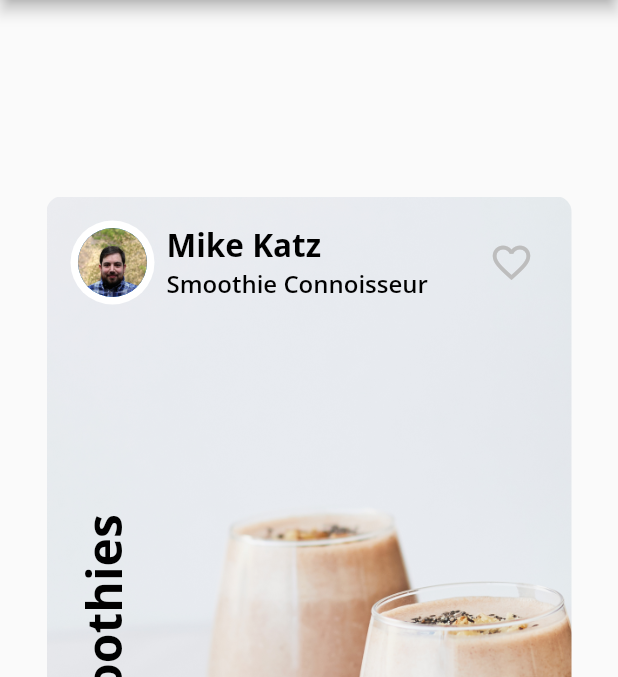
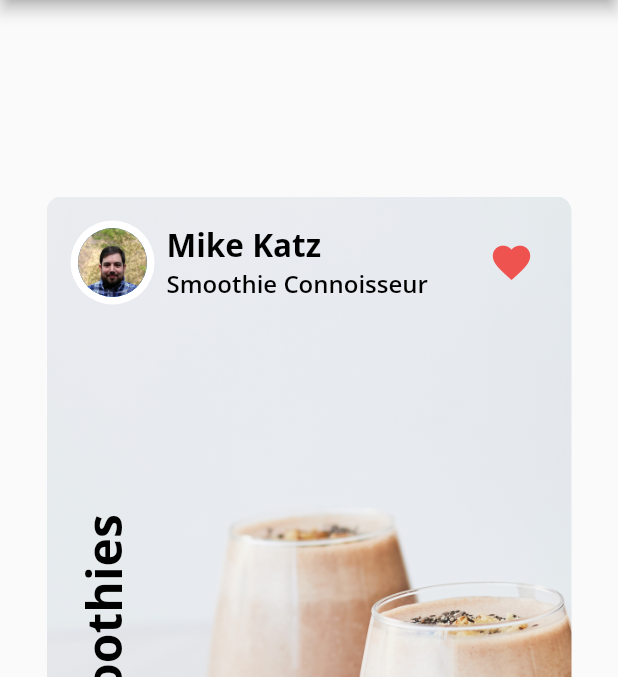
Before and after one commit to ashidiqidimas/fooderlich, a Flutter app: the screen it shows after launch, item 2 of the bottom bar chosen, after a tap on the "favorite outline" icon, on a phone screen of 412 x 824 dp, the part 84-761 px from its top. Run offline on Flutter 3.47's test engine with Material 2 defaults, Android fonts, the phone set to English and light mode, and no system bars; our stand-ins replace google_fonts.

Commit message:
Added state for IconButton in author_card.dart

```diff
--- a/lib/author_card.dart
+++ b/lib/author_card.dart
@@ -2,7 +2,7 @@ import 'package:flutter/material.dart';
 import 'fooderlich_theme.dart';
 import 'circle_image.dart';
 
-class AuthorCard extends StatelessWidget {
+class AuthorCard extends StatefulWidget {
   final String authorName;
   final String title;
   final ImageProvider? imageProvider;
@@ -15,6 +15,13 @@ class AuthorCard extends StatelessWidget {
   }) : super(key: key);
 
   @override
+  State<AuthorCard> createState() => _AuthorCardState();
+}
+
+class _AuthorCardState extends State<AuthorCard> {
+  bool _isFavorited = false;
+
+  @override
   Widget build(BuildContext context) {
     return Container(
       padding: const EdgeInsets.all(16),
@@ -24,7 +31,7 @@ class AuthorCard extends StatelessWidget {
           Row(
             children: [
               CircleImage(
-                imageProvider: imageProvider,
+                imageProvider: widget.imageProvider,
                 imageRadius: 28,
               ),
               SizedBox(
@@ -34,11 +41,11 @@ class AuthorCard extends StatelessWidget {
                 crossAxisAlignment: CrossAxisAlignment.start,
                 children: [
                   Text(
-                    authorName,
+                    widget.authorName,
                     style: FooderlichTheme.lightTextTheme.headline2,
                   ),
                   Text(
-                    title,
+                    widget.title,
                     style: FooderlichTheme.lightTextTheme.headline3,
                   ),
                 ],
@@ -46,17 +53,22 @@ class AuthorCard extends StatelessWidget {
             ],
           ),
           IconButton(
+            icon: Icon(
+              _isFavorited ? Icons.favorite : Icons.favorite_border,
+            ),
+            iconSize: 30,
+            color: Colors.red[400],
             onPressed: () {
+              setState(() {
+                _isFavorited = !_isFavorited;
+              });
               const snackBar = SnackBar(
                 content: Text("Favorite Pressed"),
               );
-              ScaffoldMessenger.of(context).showSnackBar(snackBar);
+              ScaffoldMessenger.of(context).showSnackBar(snackBar)
+              .closed
+              .then((value) => ScaffoldMessenger.of(context).clearSnackBars());
             },
-            icon: const Icon(
-              Icons.favorite_border,
-            ),
-            iconSize: 30,
-            color: Colors.grey[400],
           ),
         ],
       ),
```
Also changed, not shown: lib/card3.dart (+5 -2 lines).
